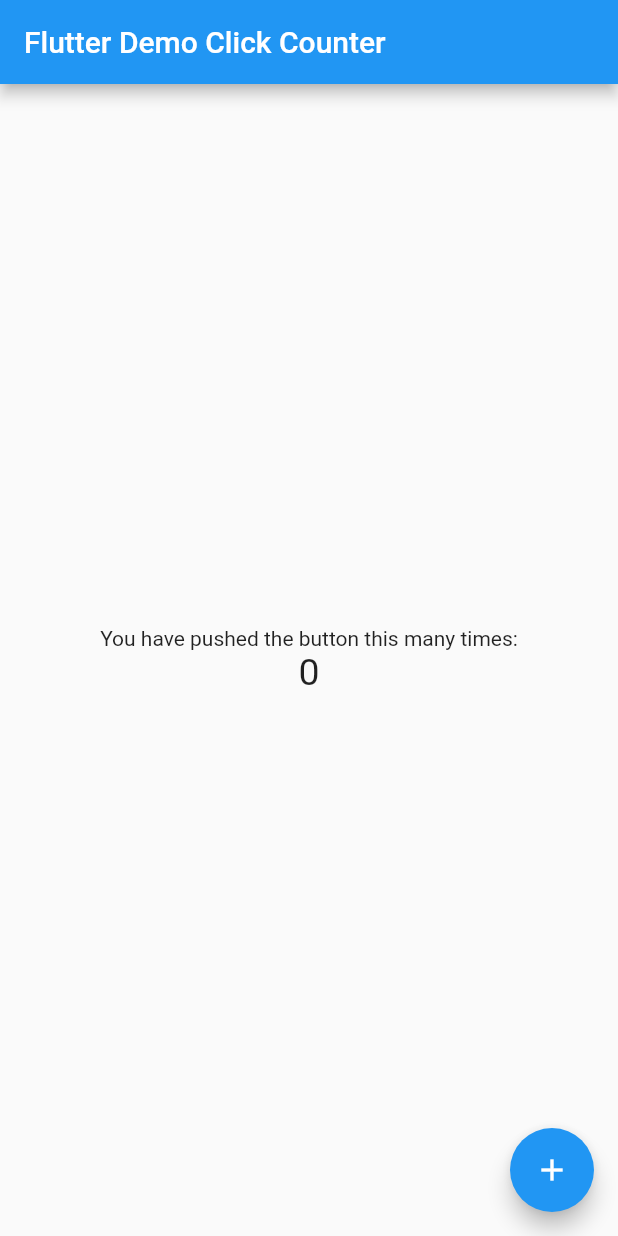
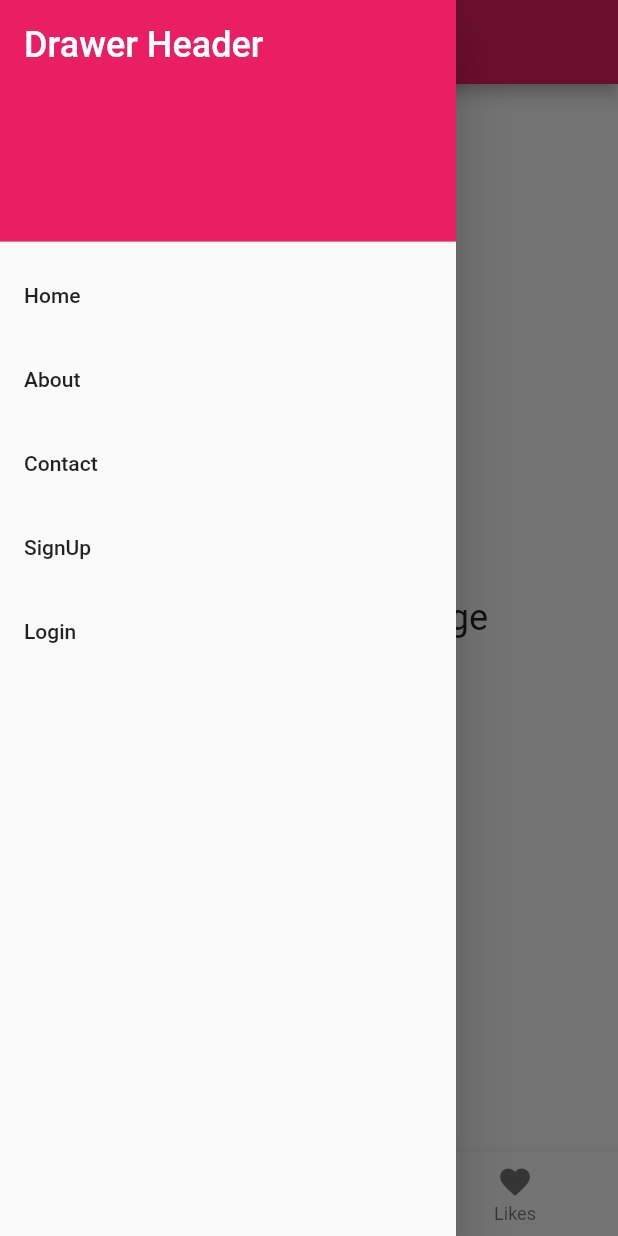
Before and after one commit to AimanSadia/flutter1, a Flutter app: the screen it shows after launch, with the side drawer open (before the commit the screen has no drawer), on a phone screen of 412 x 824 dp. Run offline on Flutter 3.47's test engine with Material 2 defaults, Android fonts, the phone set to English and light mode, and no system bars.

Commit message:
Top navigation bar with drawer and bottom navigation

```diff
--- a/lib/main.dart
+++ b/lib/main.dart
@@ -1,90 +1,115 @@
 import 'package:flutter/material.dart';
 
-void main() => runApp(MyApp());
+void main() {
+  runApp(MyApp());
+}
 
 class MyApp extends StatelessWidget {
-  const MyApp({super.key});
-  static const String _title = 'Flutter Stateful Clicker Counter';
-  // This widget is the root of your application.
   @override
   Widget build(BuildContext context) {
     return MaterialApp(
-      title: _title,
-      theme: ThemeData(
-        primarySwatch: Colors.blue,
-      ),
+      title: 'Navigation Demo',
+      theme: ThemeData(primarySwatch: Colors.pink),
       home: MyHomePage(),
     );
   }
 }
 
 class MyHomePage extends StatefulWidget {
-  const MyHomePage({super.key});
-  // This widget is the home page of your application. It is stateful, meaning
-  // that it has a State object (defined below) that contains fields that affect
-  // how it looks.
-  // This class is the configuration for the state.
   @override
   _MyHomePageState createState() => _MyHomePageState();
 }
 
 class _MyHomePageState extends State<MyHomePage> {
-  int _counter = 0;
-
-  void _incrementCounter() {
-    setState(() {
-      // This call to setState tells the Flutter framework that something has
-      // changed in this State, which causes it to rerun the build method below
-      // so that the display can reflect the updated values. If we changed
-      // _counter without calling setState(), then the build method would not be
-      // called again, and so nothing would appear to happen.
-      _counter++;
-    });
-  }
+  int _currentIndex = 0;
+  List<String> _pages = [
+    'Home',
+    'Search',
+    'Likes',
+  ];
 
   @override
   Widget build(BuildContext context) {
-    // This method is rerun every time setState is called, for instance as done
-    // by the _incrementCounter method above.
-    //
-    // The Flutter framework has been optimized to make rerunning build methods
-    // fast, so that you can just rebuild anything that needs updating rather
-    // than having to individually change instances of widgets.
     return Scaffold(
       appBar: AppBar(
-        // Here we take the value from the MyHomePage object that was created by
-        // the App.build method, and use it to set our appbar title.
-        title: Text('Flutter Demo Click Counter'),
+        title: Text(_pages[_currentIndex]),
       ),
-      body: Center(
-        // Center is a layout widget. It takes a single child and positions it
-        // in the middle of the parent.
-        child: Column(
-          // Column is also a layout widget. It takes a list of children and
-          // arranges them vertically. By default, it sizes itself to fit its
-          // children horizontally, and tries to be as tall as its parent.
-          //
-          // Column has various properties to control how it sizes itself and
-          // how it positions its children. Here we use mainAxisAlignment to
-          // center the children vertically; the main axis here is the vertical
-          // axis because Columns are vertical (the cross axis would be
-          // horizontal).
-          mainAxisAlignment: MainAxisAlignment.center,
+      drawer: Drawer(
+        child: ListView(
+          padding: EdgeInsets.zero,
           children: <Widget>[
-            Text(
-              'You have pushed the button this many times:',
+            DrawerHeader(
+              decoration: BoxDecoration(
+                color: Colors.pink,
+              ),
+              child: Text(
+                'Drawer Header',
+                style: TextStyle(
+                  color: Colors.white,
+                  fontSize: 24,
+                ),
+              ),
             ),
-            Text(
-              '$_counter',
-              style: TextStyle(fontSize: 25),
+            ListTile(
+              title: Text('Home'),
+              onTap: () {
+                // Handle drawer option 1
+              },
+            ),
+            ListTile(
+              title: Text('About'),
+              onTap: () {
+                // Handle drawer option 2
+              },
+            ),
+            ListTile(
+              title: Text('Contact'),
+              onTap: () {
+                // Handle drawer option 2
+              },
+            ),
+            ListTile(
+              title: Text('SignUp'),
+              onTap: () {
+                // Handle drawer option 2
+              },
+            ),
+            ListTile(
+              title: Text('Login'),
+              onTap: () {
+                // Handle drawer option 2
+              },
             ),
           ],
         ),
       ),
-      floatingActionButton: FloatingActionButton(
-        onPressed: _incrementCounter,
-        tooltip: 'Increment',
-        child: Icon(Icons.add),
+      body: Center(
+        child: Text(
+          'This is the ${_pages[_currentIndex]} page',
+          style: TextStyle(fontSize: 24),
+        ),
+      ),
+      bottomNavigationBar: BottomNavigationBar(
+        currentIndex: _currentIndex,
+        onTap: (int index) {
+          setState(() {
+            _currentIndex = index;
+          });
+        },
+        items: [
+          BottomNavigationBarItem(
+            icon: Icon(Icons.home),
+            label: 'Home',
+          ),
+          BottomNavigationBarItem(
+            icon: Icon(Icons.explore),
+            label: 'Search',
+          ),
+          BottomNavigationBarItem(
+            icon: Icon(Icons.favorite),
+            label: 'Likes',
+          ),
+        ],
       ),
     );
   }
```
